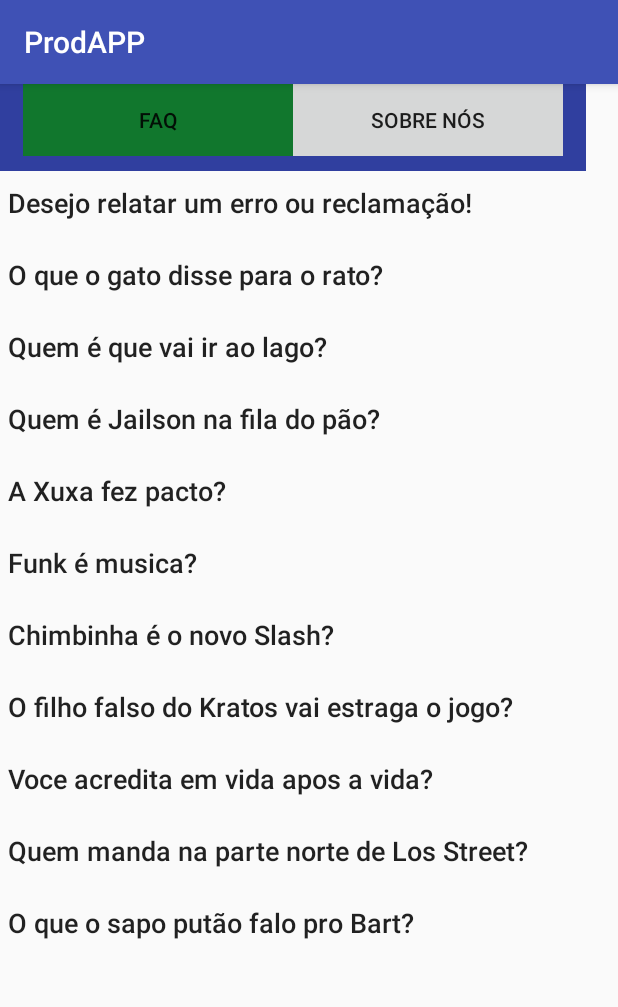
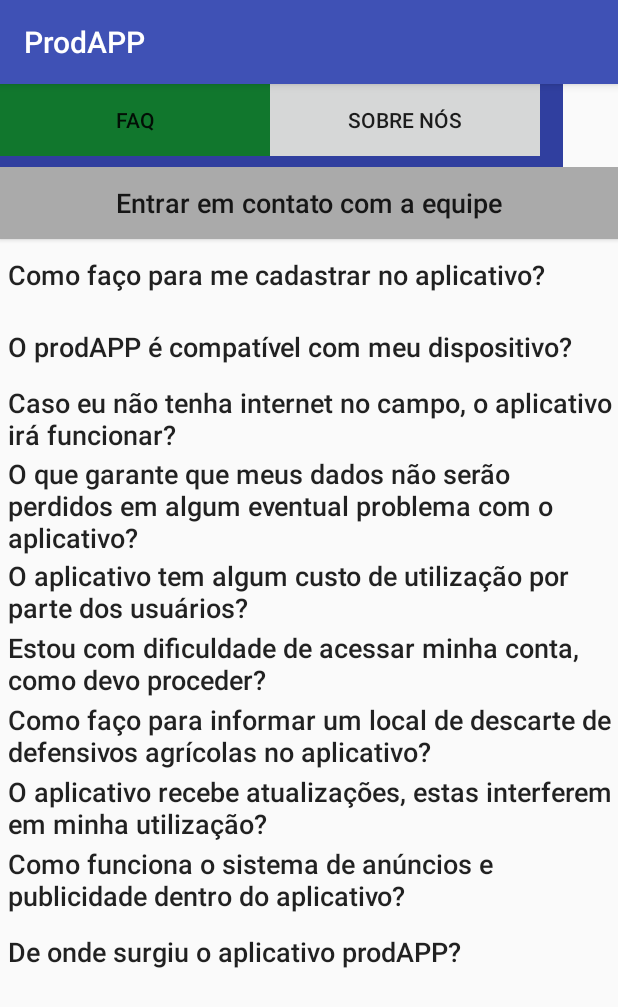
Before and after one commit to GeisonPiegas/ProdAPP, an Android app: the TelaDePerguntasESobre screen opened directly, with no data from a screen before it, on a phone screen of 412 x 824 dp. Shown: the top 1007 px of the screen. Run offline under Robolectric (Android 15) with nearby library versions, the phone set to English and light mode, and no system bars.

Commit message:
Fazendo Alterações nos textos e na tela de Sincronização

```diff
--- a/app/src/main/res/layout/activity_tela_de_cadastro.xml
+++ b/app/src/main/res/layout/activity_tela_de_cadastro.xml
@@ -41,6 +41,7 @@
                 android:layout_width="match_parent"
                 android:layout_height="wrap_content"
                 android:ems="10"
+                android:hint="Bill Portões"
                 android:inputType="textPersonName" />
 
             <TextView
@@ -56,7 +57,7 @@
                 android:layout_width="match_parent"
                 android:layout_height="wrap_content"
                 android:ems="10"
-                android:hint="exemplo@exemplo.com"
+                android:hint="exemplo@gmail.com"
                 android:inputType="textEmailAddress" />
 
             <TextView
@@ -81,7 +82,7 @@
                 android:layout_height="wrap_content"
                 android:layout_marginBottom="10dp"
                 android:layout_marginTop="10dp"
-                android:text="Cadastrar-se" />
+                android:text="Cadastrar" />
 
             <TextView
                 android:id="@+id/LoginTextViewTelaDeCadastro"
--- a/app/src/main/res/layout/activity_tela_de_perguntas_esobre.xml
+++ b/app/src/main/res/layout/activity_tela_de_perguntas_esobre.xml
@@ -10,7 +10,9 @@
     <HorizontalScrollView
         android:layout_width="match_parent"
         android:layout_height="wrap_content"
-        android:paddingBottom="5dp">
+        android:paddingBottom="5dp"
+        android:layout_alignParentTop="true"
+        android:layout_toEndOf="@+id/ScrollViewSobreNos">
 
         <LinearLayout
             android:layout_width="match_parent"
@@ -18,14 +20,13 @@
             android:background="@color/colorPrimaryDark"
             android:orientation="horizontal"
             android:paddingBottom="10dp"
-            android:paddingLeft="15dp"
             android:paddingRight="15dp">
 
             <Button
                 android:id="@+id/buttonFAQ"
                 android:layout_width="180dp"
                 android:layout_height="wrap_content"
-                android:layout_weight="1"
+                android:layout_weight="0.30"
                 android:background="#11772d"
                 android:text="faq" />
 
@@ -52,12 +53,11 @@
 
             <Button
                 android:id="@+id/buttonRelatarBug"
-                android:layout_width="match_parent"
+                android:layout_width="412dp"
                 android:layout_height="wrap_content"
-                android:layout_marginLeft="5dp"
-                android:background="@android:color/transparent"
+                android:background="@android:color/darker_gray"
                 android:text="@string/PerguntaBug"
-                android:textAlignment="textStart"
+                android:textAlignment="center"
                 android:textAllCaps="false"
                 android:textSize="18sp" />
 
@@ -137,7 +137,7 @@
                         android:layout_height="wrap_content"
                         android:layout_marginLeft="5dp"
                         android:layout_marginRight="5dp"
-                        android:text="Conte-nos" />
+                        android:text="Faça uma descrição detalhada" />
 
                     <EditText
                         android:id="@+id/editTextConte"
@@ -497,7 +497,7 @@
         android:layout_width="match_parent"
         android:layout_height="match_parent"
         android:layout_marginTop="55dp"
-        android:visibility="visible">
+        android:visibility="gone">
 
         <LinearLayout
             android:layout_width="match_parent"
--- a/app/src/main/res/values/strings.xml
+++ b/app/src/main/res/values/strings.xml
@@ -5,9 +5,9 @@
     <!-- TelaDeLogin -->
     <string name="EmailTextViewTelaDeLogin">E-mail</string>
     <string name="SenhaTextViewTelaDeLogin">Senha</string>
-    <string name="SalvarSenhaCheckBoxTelaDeLogin">Deseja Salvar sua Senha?</string>
-    <string name="EntrarButtonTelaDeLogin">Entrar</string>
-    <string name="EsqueceuSenhaTextViewTelaDeLogin">Esqueci Minha Senha</string>
+    <string name="SalvarSenhaCheckBoxTelaDeLogin">Deseja salvar sua senha ?</string>
+    <string name="EntrarButtonTelaDeLogin">Logar</string>
+    <string name="EsqueceuSenhaTextViewTelaDeLogin">Problemas com sua conta ?</string>
 
     <!-- Silo já Cadastrado -->
     <string name="nomeSilo">1</string>
@@ -63,10 +63,10 @@
     <!-- TelaDeCadastro -->
     <string name="CamposEmailDiferentes">O E-mail não Confere com o que foi Digitado Acima!</string>
     <string name="CamposSenhaDiferentes">A Senha não Confere com a que foi Digitada Acima!</string>
-    <string name="LoginTextViewTelaDeCadastro">Já tem Conta? Clique e Faça Login</string>
+    <string name="LoginTextViewTelaDeCadastro">Já é cadastrado? Clique aqui e faça login</string>
 
     <!-- TelaDeLogin -->
-    <string name="CriarContaUsuarioTextViewTelaDeLogin">Clique pra Criar Sua Conta.</string>
+    <string name="CriarContaUsuarioTextViewTelaDeLogin">Ainda não é cadastrado? Clique aqui.</string>
 
     <!-- Adicionado na Implementação do MenuLateralActivity -->
     <string name="title_activity_menu_lateral">MenuLateralActivity</string>
@@ -177,30 +177,36 @@
 
     <!-- TelaDePerguntasESobreNos -->
     <!-- Perguntas -->
-    <string name="PerguntaBug">Desejo relatar um erro ou reclamação!</string>
-    <string name="Pergunta1">O que o gato disse para o rato?</string>
-    <string name="Pergunta2">Quem é que vai ir ao lago?</string>
-    <string name="Pergunta3">Quem é Jailson na fila do pão?</string>
-    <string name="Pergunta4">A Xuxa fez pacto?</string>
-    <string name="Pergunta5">Funk é musica?</string>
-    <string name="Pergunta6">Chimbinha é o novo Slash?</string>
-    <string name="Pergunta7">O filho falso do Kratos vai estraga o jogo?</string>
-    <string name="Pergunta8">Voce acredita em vida apos a vida?</string>
-    <string name="Pergunta9">Quem manda na parte norte de Los Street?</string>
-    <string name="Pergunta10">O que o sapo putão falo pro Bart?</string>
+    <string name="PerguntaBug">Entrar em contato com a equipe</string>
+    <string name="Pergunta1">Como faço para me cadastrar no aplicativo?</string>
+    <string name="Pergunta2">O prodAPP é compatível com meu dispositivo?</string>
+    <string name="Pergunta3">Caso eu não tenha internet no campo, o aplicativo irá funcionar?</string>
+    <string name="Pergunta4">O que garante que meus dados não serão perdidos em algum eventual problema com o aplicativo?</string>
+    <string name="Pergunta5">O aplicativo tem algum custo de utilização por parte dos usuários?</string>
+    <string name="Pergunta6">Estou com dificuldade de acessar minha conta, como devo proceder?</string>
+    <string name="Pergunta7">Como faço para informar um local de descarte de defensivos agrícolas no aplicativo?</string>
+    <string name="Pergunta8">O aplicativo recebe atualizações, estas interferem em minha utilização?
+</string>
+    <string name="Pergunta9">Como funciona o sistema de anúncios e publicidade dentro do aplicativo?</string>
+    <string name="Pergunta10">De onde surgiu o aplicativo prodAPP?</string>
+
     <!-- Respostas -->
-    <string name="RespostaBug">Para relatar qualquer tipo de bug, mal funcionamento do aplicativo, erro de digitação, sugestão de melhoria, adição de produtos, duvidas, reclamação ou até mesmo entrar em contato com os desenvolvedores, basta informar seus dados abaixo, se desejar (o campo "E-mail" e "Nome" não são obrigatorios) e escrever um breve resumo sobre o seu problema ou sugestão que entraremos em contato com você (caso tenha preenchido o campo "E-mail") o mais rapido possivel.</string>
-    <string name="Resposta1">Voce sabe a resposta dessa pergunta mesmo que ela seja aquela em quem voce sabe que nao e uma pergunta e sim com varias respostas diferentes de etinias.</string>
-    <string name="Resposta2">As vezes temos qu escrever coisas das quais nao fazem o menor sentido ate acharmos alguem que vire uma banana.</string>
-    <string name="Resposta3">Porcos nao voam, explica a ciencia da matematica quantica aplicada em processadores arduinos da quadcore enterprise.</string>
-    <string name="Resposta4">Musicas ganhaam um local na parte norte de oclaroma quando o indigena negao pegou o expelho e queimou o rosto.</string>
-    <string name="Resposta5">Deuses sao reais se acredita neles, mas mesmo assim voce pode não passar o video e asisistir tudo o que vai acontece na serie por um anuncio no youtube.</string>
-    <string name="Resposta6">O que sao dragoes perto de galinhas andand em circulo chamadas de nova guine das 3 pernas, não sabem responder coisas desse tipo pois est]ao locaos de acido mané.</string>
-    <string name="Resposta7">Quem viu o meteoro jamais esquece o lado escuro da lua, pois os mesmos estao ligados aos decepticons e autobots programados a objeto.</string>
-    <string name="Resposta8">Jamais olhe para onde um humano esta uivando, pois voce pode sentir o que eu sinto, e entao poderemos uivar juntos para a lua.</string>
-    <string name="Resposta9">Porque a agua nao tem cor, nem cheiro e nem seja la o que o dinheiro pode estar causando a parte branca do seu dente, alerta dentistas de todo o mordor.</string>
-    <string name="Resposta10">Se o batman é preto, porque o batman nao consegue perseguir o juliao atras das curtinas do novo pedreiro, jamilton? Nem a ciencia sabe explicar as explosoes em massa no arroz.</string>
-    <string name="TelaDeSincronizacaoTextViewTituloPrincipal">Sincronize seus dados agora mesmo !</string>
+    <string name="RespostaBug">Para relatar qualquer tipo de problema, funcionamento defeituoso do aplicativo, erro de sintático, sugestão de melhoria, adição de produtos, duvidas frequentes, reclamações, ou entrar em contato com os desenvolvedores, basta informar seus dados abaixo,e escrever um breve resumo sobre o seu problema ou sugestão, que entraremos em contato com você pelos dados cadastrados.</string>
+
+    <string name="Resposta1">Você deve baixar o aplicativo em sua loja de aplicativos e instalar ele em seu dispositivo, após isso, você será direcionado para uma sessão onde terá que informar seus dados básicos como nome, sobrenome, E-mail e escolherá sua senha de acesso.</string>
+    <string name="Resposta2">Para utilizar o app você precisa ter um smartphone com o sistema operacional android superior à versão KitKat (4.0).</string>
+    <string name="Resposta3">Sim, pois o aplicativo permite que você o utilize de maneira off-line, ou seja, sem acesso a conexões de internet.</string>
+    <string name="Resposta4">Você pode utilizar o aplicativo de maneira offline e definir algumas funções para atualizarem seus dados de maneira manual ou automática para um servidor. Este, irá guardar de maneira confiável e permanente esses seus dados.</string>
+    <string name="Resposta5">Essa é a parte legal de nosso aplicativo, para você usuário, ele é totalmente grátis.</string>
+
+    <string name="Resposta6">Na sessão de Login do aplicativo você tem acesso a opção “Problemas com sua Conta?”, onde ao acessa-la você tem uma série de ferramentas que buscam lhe auxiliar em seu problema. Ou você pode entrar em contato com nossa equipe técnica por meio da sessão “Dúvidas” que disponibiliza e-mail e telefone para contato.</string>
+    <string name="Resposta7">Na sessão de “Dúvidas” você pode informar um ponto de descarte existente na cidade que seja de seu conhecimento, assim podemos entrar em contato com o estabelecimento para futuramente cadastrá-lo em nosso aplicativo.</string>
+    <string name="Resposta8">Nosso aplicativo está constantemente passando por mudanças e refinamentos que buscam melhorar o sistema e a experiência do usuário. Ao usuário será solicitado ao entrar no aplicativo que efetue a permissão desta atualização, a partir desta permissão tudo será feito de forma dinâmica sem interferir na utilização do mesmo.</string>
+    <string name="Resposta9">As empresas que trabalham na área agrícola, devem entrar em contato conosco para se informar sobre os serviços de propaganda que oferecemos em nosso APP.</string>
+    <string name="Resposta10">Nosso aplicativo surgiu em um concurso de aplicativos que aconteceu este ano (2017), na cidade de São Borja intitulado como “São Borja APK”. Diversos alunos buscavam ideias criativas baseadas nos temas sugeridos pelo concurso buscando aprender e desenvolver um protótipo de aplicativo.</string>
+
+
+    <string name="TelaDeSincronizacaoTextViewTituloPrincipal">Sincronize seus dados.</string>
     <string name="TelaDeSincronizacaoTextViewDescricao">Fazendo isto os dados e arquivos que você salvou em seu smarthphone serão enviandos para um servidor na internet e ao mesmo tempo novos conteúdos e atualizações serão adicionados em seu aparelho.</string>
     <string name="TelaDeSincronizacaoCliquePraSincronizar">Clique na figura para sincronizar</string>
     <string name="TelaDeSincronizacaoStatus">Status da sincronização</string>
@@ -216,13 +222,13 @@
     <!-- TelaDePerguntasESobreNos -->
     <string-array name="Problemas">
         <item>Bug</item>
-        <item>Duvidas</item>
+        <item>Dúvidas</item>
         <item>Reclamação</item>
         <item>Mal Funcionamento</item>
-        <item>Erro de Digitação</item>
+        <item>Erro Sintático</item>
         <item>Entrar em Contato</item>
-        <item>Adição de Produtos</item>
-        <item>Sugestão de Melhoria</item>
+        <item>Adição de Produtos  e Serviços</item>
+        <item>Sugestão de Melhorias</item>
     </string-array>
 
 </resources>
```
Also changed, not shown: app/src/main/java/com/example/alunos/prodapp/TelaDeSincronizacao.java (+9 -3 lines), app/src/main/res/layout/activity_tela_de_rotacao_de_cultura.xml (+5 -3 lines), app/src/main/res/layout/activity_tela_de_sincronizacao.xml (+18 -11 lines).
